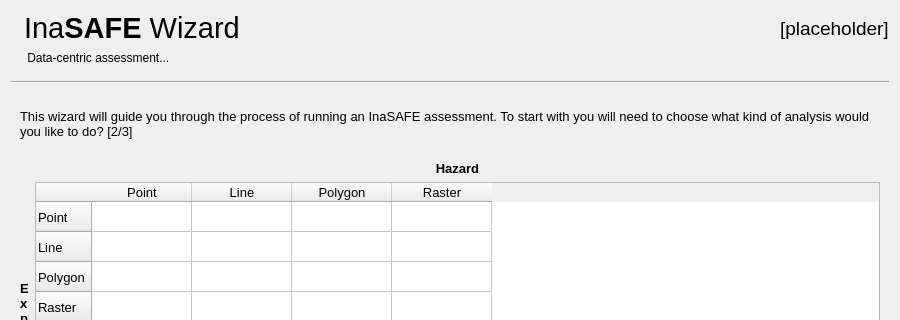
Qt form safe/gui/ui/wizard_dialog_base.ui (inasafe/inasafe) before a commit; both pictures show x 0 to 900 and y 0 to 320 of the 900 by 601 pixel window.
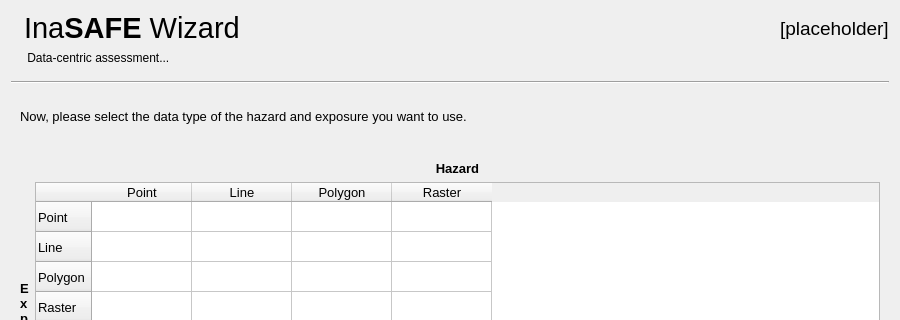
The same form after that commit. Icons and pictures are not drawn. Custom widgets are drawn as their Qt base class.

Commit message: [IRCW] Refactor IF matrices data backend, better texts in table headers and labels

Patch:
```diff
--- a/safe/gui/ui/wizard_dialog_base.ui
+++ b/safe/gui/ui/wizard_dialog_base.ui
@@ -1731,7 +1731,7 @@
           <string notr="true">font: 11pt &quot;Ubuntu&quot;;</string>
          </property>
          <property name="text">
-          <string>&lt;p&gt;This wizard will guide you through the process of running an InaSAFE assessment. To start with you will need to choose what kind of analysis would you like to do? [2/3]&lt;/p&gt;&lt;/body&gt;&lt;/html&gt;</string>
+          <string>&lt;p&gt;Now, please select the data type of the hazard and exposure you want to use.&lt;br/&gt;&lt;/p&gt;</string>
          </property>
          <property name="alignment">
           <set>Qt::AlignLeading|Qt::AlignLeft|Qt::AlignTop</set>
```
Left out of the diff: 4 changed lines with no effect on the pictures. The commit also changes 1 other file.
